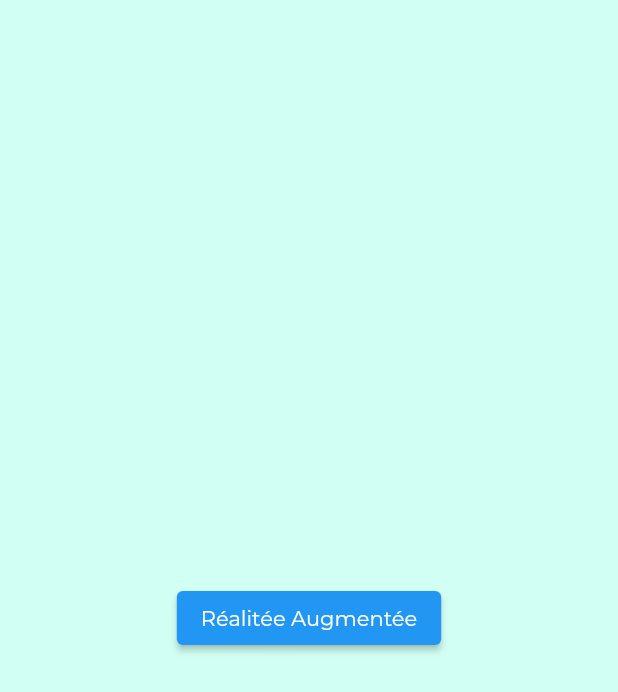
After one commit to RidaMoustaoui/MSPR_PayeTonKawa, a Flutter app: the HomeScreen screen opened directly, on a phone screen of 412 x 824 dp. The commit adds this screen. Shown: the top 692 px of the screen. Run offline on Flutter 3.47's test engine with Material 2 defaults, Android fonts, the phone set to English and light mode, and no system bars; our stand-ins replace firebase_auth, firebase_core, ionicons, sqflite; missing offline and left inert: encrypt; accounts and stored records are empty.

Commit message:
add Home screen and AugmentedReality screen

```diff
--- /dev/null
+++ b/lib/screens/home_screen.dart
@@ -0,0 +1,29 @@
+import 'package:flutter/material.dart';
+import 'package:flutter/src/widgets/container.dart';
+import 'package:flutter/src/widgets/framework.dart';
+import 'package:login_screen/screens/augmented_reality.dart';
+
+class HomeScreen extends StatefulWidget {
+  const HomeScreen({super.key});
+
+  @override
+  State<HomeScreen> createState() => _HomeScreenState();
+}
+
+class _HomeScreenState extends State<HomeScreen> {
+  @override
+  Widget build(BuildContext context) {
+    return Scaffold(
+      body: Center(
+        child: ElevatedButton(
+          child: const Text(('Réalitée Augmentée')),
+          onPressed: () {
+            Navigator.push(context, MaterialPageRoute(builder: (context) {
+              return const AugmentedReality();
+            }));
+          },
+        ),
+      ),
+    );
+  }
+}
```
Also changed, not shown: lib/screens/augmented_reality.dart (added, +16 -0 lines), lib/screens/login_screen/components/login_content.dart (+5 -6 lines).
